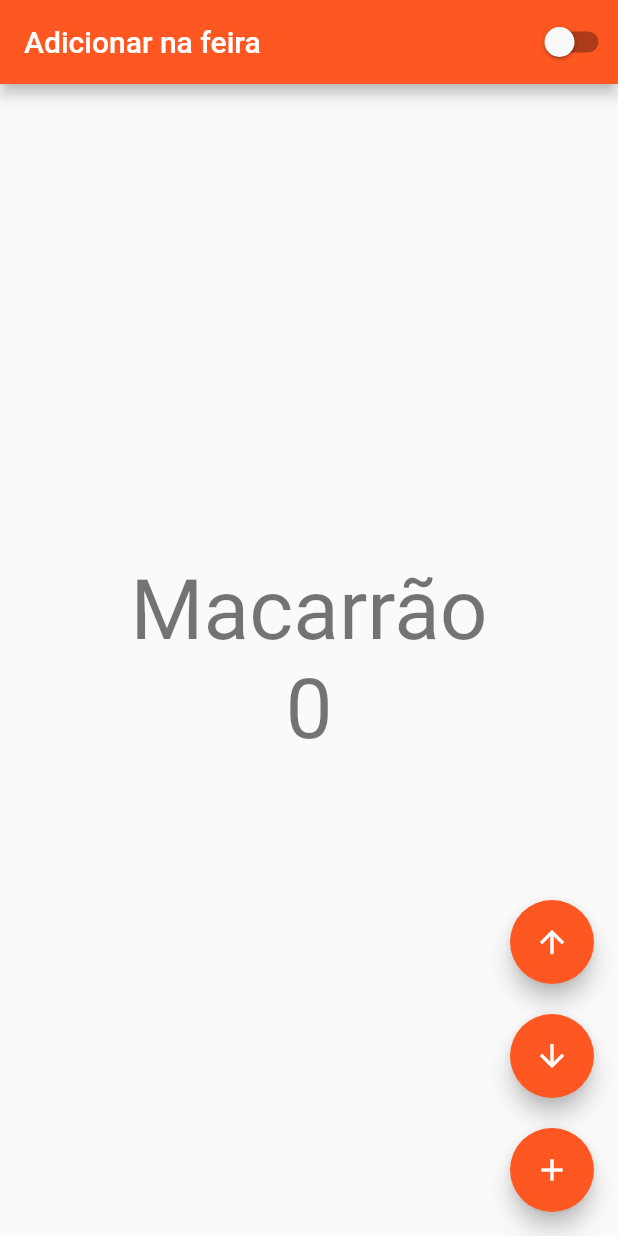
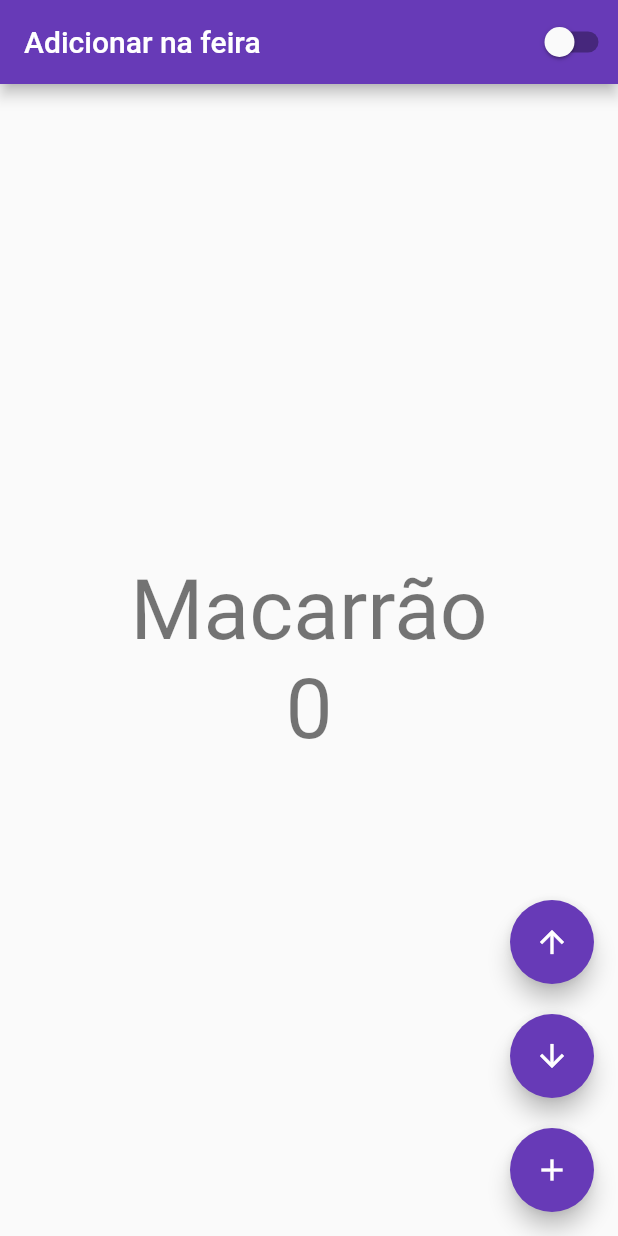
Before and after one commit to lucassverissimo/OlaMundo_Flutter, a Flutter app: the screen it shows after launch, on a phone screen of 412 x 824 dp. Run offline on Flutter 3.47's test engine with Material 2 defaults, Android fonts, the phone set to English and light mode, and no system bars.

```diff
--- a/ola_mundo/lib/app_widget.dart
+++ b/ola_mundo/lib/app_widget.dart
@@ -13,7 +13,7 @@ class AppWidget extends StatelessWidget {
       builder: (context,child) {
         return MaterialApp(
           theme: ThemeData(
-              primarySwatch: Colors.deepOrange,
+              primarySwatch: Colors.deepPurple,
               brightness: AppController.instance.isDarkTheme ? Brightness.dark : Brightness.light
           ),
           home:HomePage(),
--- a/ola_mundo/lib/home_page.dart
+++ b/ola_mundo/lib/home_page.dart
@@ -42,11 +42,8 @@ class _HomePageState extends State<HomePage> {
         appBar: AppBar(
           title: Text("Adicionar na feira"),
           actions: [
-            Switch(
-                value: AppController.instance.isDarkTheme,
-                onChanged: (value) {
-                  AppController.instance.changeTheme();
-                }),
+            CustomSwitcher()
+
           ],
         ),
         body: Center(
@@ -101,3 +98,16 @@ class _HomePageState extends State<HomePage> {
     );
   }
 }
+
+class CustomSwitcher extends StatelessWidget {
+  const CustomSwitcher({Key? key}) : super(key: key);
+
+  @override
+  Widget build(BuildContext context) {
+    return Switch(
+        value: AppController.instance.isDarkTheme,
+        onChanged: (value) {
+          AppController.instance.changeTheme();
+        });
+  }
+}
```
